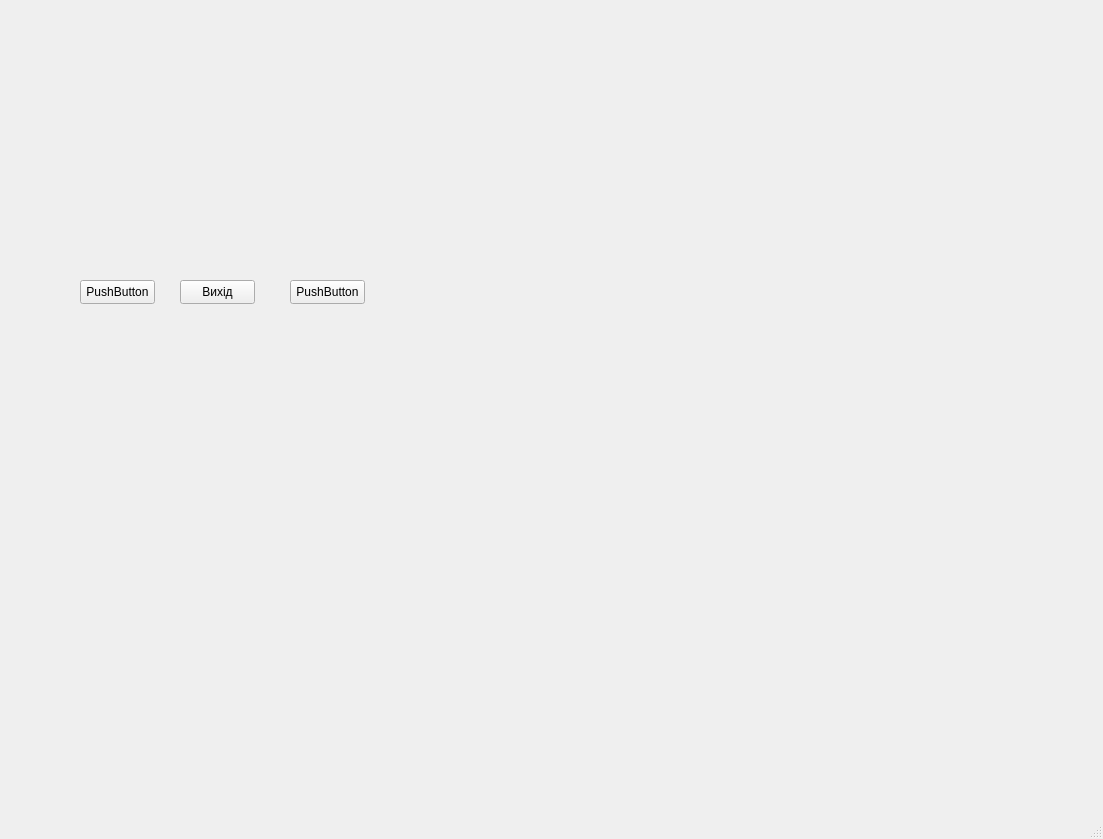
VitaliyRubachuk/OOP_practice, file MDI/student/mainwindow.ui: the form before one commit.
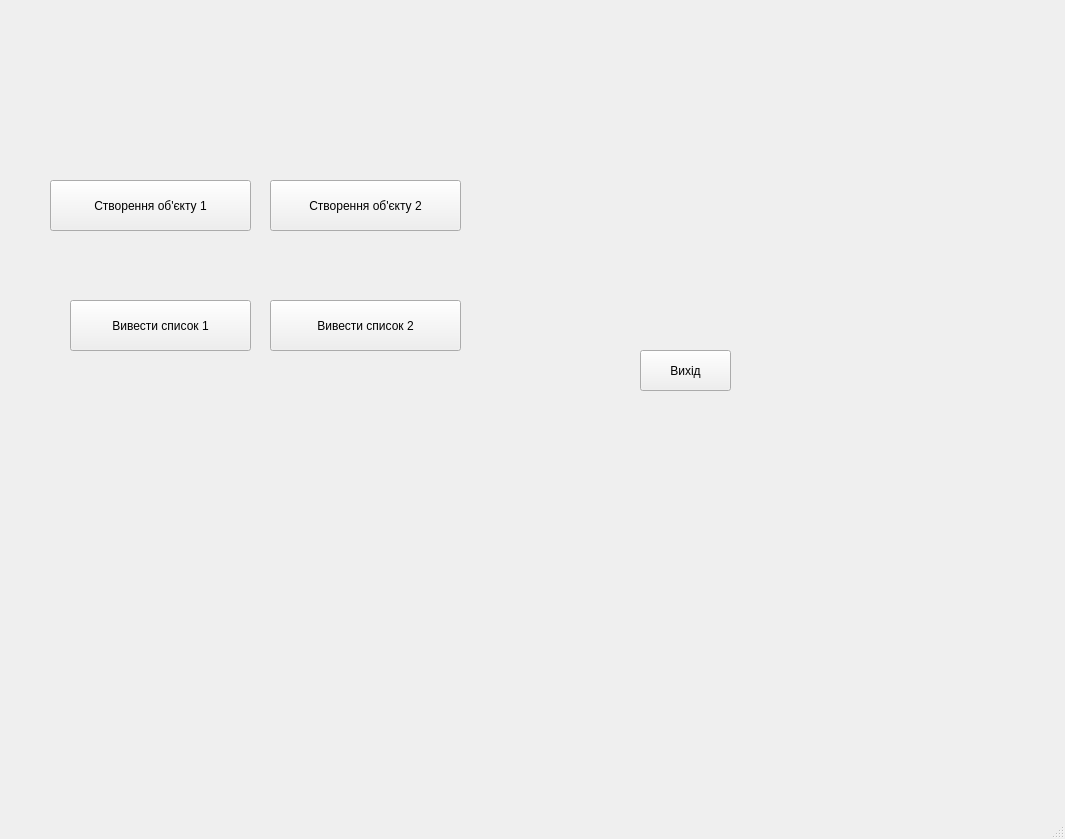
The form after the commit.

Patch:
```diff
--- a/MDI/student/mainwindow.ui
+++ b/MDI/student/mainwindow.ui
@@ -6,7 +6,7 @@
    <rect>
     <x>0</x>
     <y>0</y>
-    <width>1103</width>
+    <width>1065</width>
     <height>839</height>
    </rect>
   </property>
@@ -14,43 +14,69 @@
    <string>MainWindow</string>
   </property>
   <widget class="QWidget" name="centralwidget">
+   <widget class="QPushButton" name="FListButton">
+    <property name="geometry">
+     <rect>
+      <x>70</x>
+      <y>300</y>
+      <width>181</width>
+      <height>51</height>
+     </rect>
+    </property>
+    <property name="text">
+     <string>Вивести список 1</string>
+    </property>
+   </widget>
    <widget class="QPushButton" name="exit">
     <property name="geometry">
      <rect>
-      <x>180</x>
-      <y>280</y>
-      <width>75</width>
-      <height>24</height>
+      <x>640</x>
+      <y>350</y>
+      <width>91</width>
+      <height>41</height>
      </rect>
     </property>
     <property name="text">
      <string>Вихід</string>
     </property>
    </widget>
-   <widget class="QPushButton" name="openNewObjectDialogButton">
-    <property name="geometry">
-     <rect>
-      <x>80</x>
-      <y>280</y>
-      <width>75</width>
-      <height>24</height>
-     </rect>
-    </property>
-    <property name="text">
-     <string>PushButton</string>
-    </property>
-   </widget>
    <widget class="QPushButton" name="openPaymentDialogButton">
     <property name="geometry">
      <rect>
-      <x>290</x>
-      <y>280</y>
-      <width>75</width>
-      <height>24</height>
+      <x>270</x>
+      <y>180</y>
+      <width>191</width>
+      <height>51</height>
      </rect>
     </property>
     <property name="text">
-     <string>PushButton</string>
+     <string>Створення об'єкту 2</string>
+    </property>
+   </widget>
+   <widget class="QPushButton" name="openNewObjectDialogButton">
+    <property name="geometry">
+     <rect>
+      <x>50</x>
+      <y>180</y>
+      <width>201</width>
+      <height>51</height>
+     </rect>
+    </property>
+    <property name="text">
+     <string>Створення об'єкту 1</string>
+    </property>
+   </widget>
+   <widget class="QPushButton" name="SListButton">
+    <property name="geometry">
+     <rect>
+      <x>270</x>
+      <y>300</y>
+      <width>191</width>
+      <height>51</height>
+     </rect>
+    </property>
+    <property name="text">
+     <string>Вивести список 2</string>
     </property>
    </widget>
   </widget>
```
Left out of the diff: 2 changed lines with no effect on the pictures.
